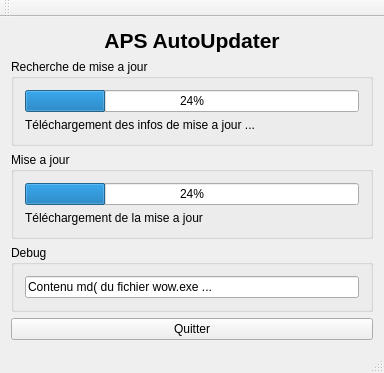
First picture: the form in client/updaterwindow.ui, repository daemonaps/WowUpdater, before the edit.
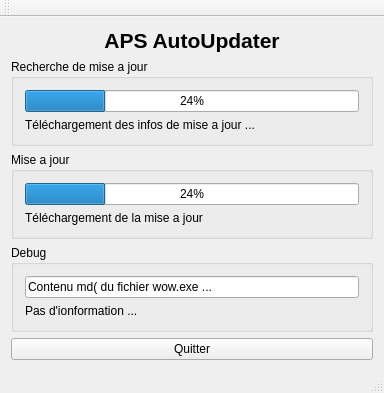
Second picture: the form after the edit.

Diff of the .ui file:
```diff
--- a/client/updaterwindow.ui
+++ b/client/updaterwindow.ui
@@ -7,7 +7,7 @@
     <x>0</x>
     <y>0</y>
     <width>384</width>
-    <height>323</height>
+    <height>368</height>
    </rect>
   </property>
   <property name="windowTitle">
@@ -92,6 +92,13 @@
          </property>
         </widget>
        </item>
+       <item>
+        <widget class="QLabel" name="lblDebug">
+         <property name="text">
+          <string>Pas d'ionformation ...</string>
+         </property>
+        </widget>
+       </item>
       </layout>
      </widget>
     </item>
```
